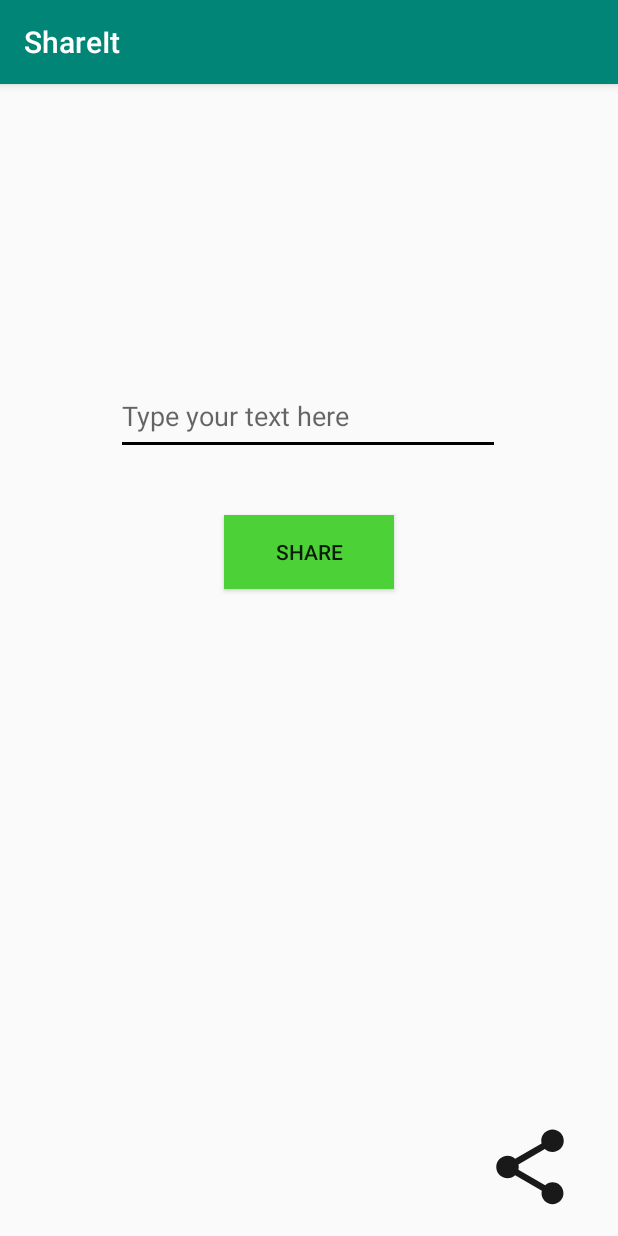
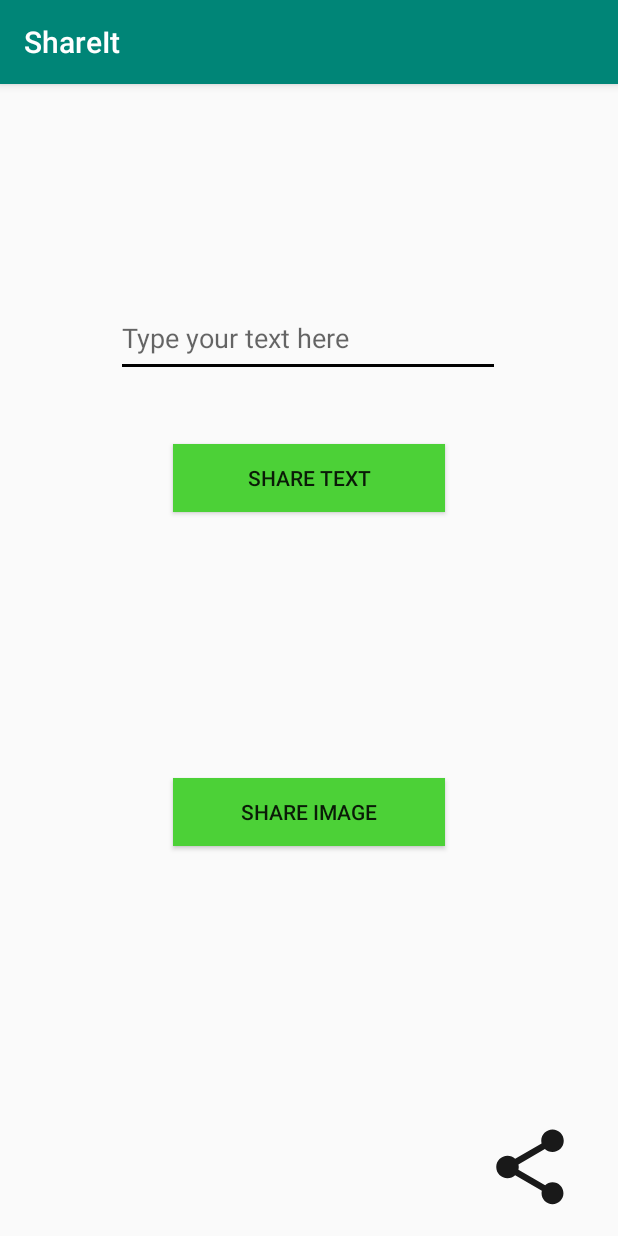
Before and after one commit to juuhgouvea/DM-Intents, an Android app: the screen it shows after launch (MainActivity), on a phone screen of 412 x 824 dp. Run offline under Robolectric (Android 15) with nearby library versions, the phone set to English and light mode, and no system bars.

Commit message:
add image

```diff
--- a/ShareIt/app/src/main/java/com/example/shareit/MainActivity.kt
+++ b/ShareIt/app/src/main/java/com/example/shareit/MainActivity.kt
@@ -10,10 +10,11 @@ class MainActivity : AppCompatActivity() {
     override fun onCreate(savedInstanceState: Bundle?) {
         super.onCreate(savedInstanceState)
         setContentView(R.layout.activity_main)
-        buttonShare.setOnClickListener{ handleShare() }
+        buttonShareText.setOnClickListener{ handleShareText() }
+        buttonShareImage.setOnClickListener{ handleShareImage() }
     }
 
-    fun handleShare(){
+    fun handleShareText(){
         var message = txtMessage.text.toString()
         val shareIntent = Intent(Intent.ACTION_SEND)
         with(shareIntent) {
@@ -23,4 +24,8 @@ class MainActivity : AppCompatActivity() {
         }
         startActivity(shareIntent)
     }
+
+    fun handleShareImage(){
+
+    }
 }
--- a/ShareIt/app/src/main/res/layout/activity_main.xml
+++ b/ShareIt/app/src/main/res/layout/activity_main.xml
@@ -10,7 +10,7 @@
         android:id="@+id/txtMessage"
         android:layout_width="256dp"
         android:layout_height="51dp"
-        android:layout_marginTop="196dp"
+        android:layout_marginTop="144dp"
         android:ems="10"
         android:hint="@string/write_message_placeholder"
         android:inputType="textPersonName"
@@ -22,11 +22,11 @@
         app:layout_constraintTop_toTopOf="parent" />
 
     <Button
-        android:id="@+id/buttonShare"
-        android:layout_width="113dp"
-        android:layout_height="49dp"
+        android:id="@+id/buttonShareText"
+        android:layout_width="181dp"
+        android:layout_height="45dp"
         android:background="#4cd137"
-        android:text="@string/share_button"
+        android:text="@string/share_text_button"
         app:layout_constraintBottom_toBottomOf="parent"
         app:layout_constraintEnd_toEndOf="parent"
         app:layout_constraintStart_toStartOf="parent"
@@ -43,4 +43,17 @@
         app:layout_constraintHorizontal_bias="0.92"
         app:layout_constraintStart_toStartOf="parent"
         app:srcCompat="@drawable/ic_share_black_32dp" />
+
+    <Button
+        android:id="@+id/buttonShareImage"
+        android:layout_width="181dp"
+        android:layout_height="45dp"
+        android:layout_marginBottom="260dp"
+        android:background="#4cd137"
+        android:text="@string/share_image_button"
+        app:layout_constraintBottom_toBottomOf="parent"
+        app:layout_constraintEnd_toEndOf="parent"
+        app:layout_constraintStart_toStartOf="parent"
+        app:layout_constraintTop_toBottomOf="@+id/buttonShare"
+        app:layout_constraintVertical_bias="0.405" />
 </androidx.constraintlayout.widget.ConstraintLayout>
--- a/ShareIt/app/src/main/res/values/strings.xml
+++ b/ShareIt/app/src/main/res/values/strings.xml
@@ -1,5 +1,6 @@
 <resources>
     <string name="app_name" translatable="false">ShareIt</string>
     <string name="write_message_placeholder">Type your text here</string>
-    <string name="share_button">Share</string>
+    <string name="share_text_button">Share Text</string>
+    <string name="share_image_button">Share Image</string>
 </resources>
```
Also changed, not shown: 1 other file.
